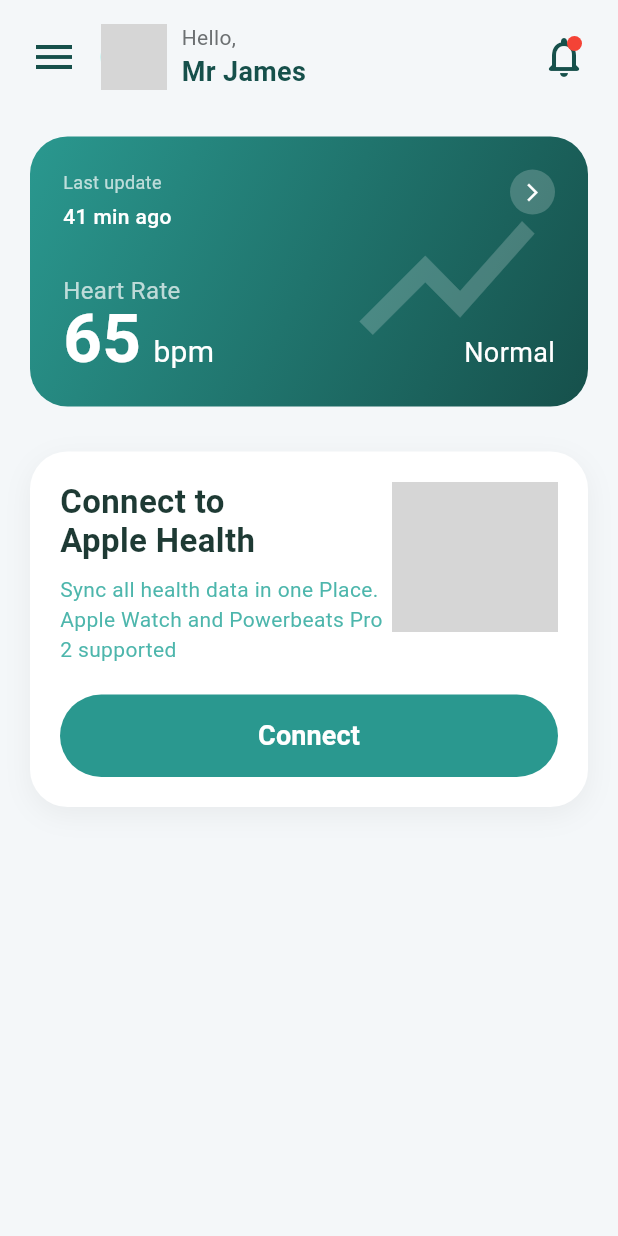
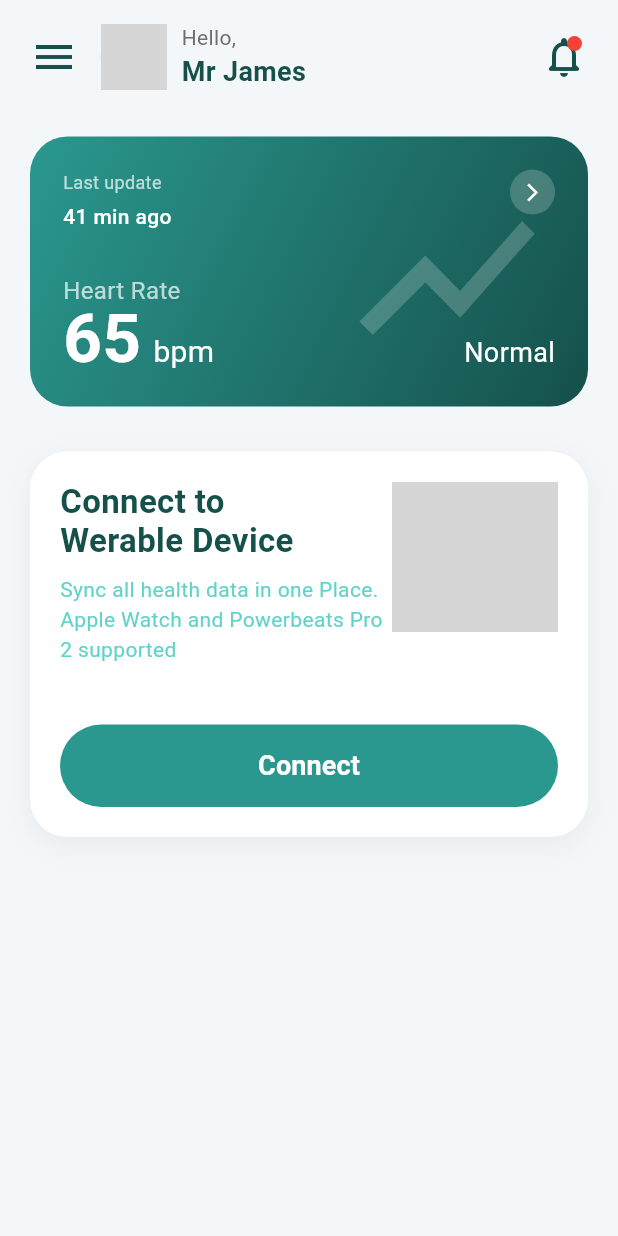
Before and after one commit to BeshoyGeorgee/medi_cloud, a Flutter app: the PatientHomeView screen opened directly, on a phone screen of 412 x 824 dp. Run offline on Flutter 3.47's test engine with Material 3 defaults, Android fonts, the phone set to English and light mode, and no system bars; our stand-ins replace bloc, flutter_bloc; network calls fail; Roboto replaces fonts that are missing (Google Sans); grey boxes are pictures that could not be loaded.

Commit message:
connect WD done

```diff
--- /dev/null
+++ b/lib/Core/utils/widgets/custom_button.dart
@@ -0,0 +1,45 @@
+import 'package:flutter/material.dart';
+import 'package:medi_cloud_app/Core/utils/textStyles.dart';
+import 'package:medi_cloud_app/constant.dart';
+
+class CustomButton extends StatelessWidget {
+  final String text;
+  final VoidCallback onPressed;
+  final Color? backgroundColor;
+  final Color? textColor;
+
+  const CustomButton({
+    super.key,
+    required this.text,
+    required this.onPressed,
+    this.backgroundColor, // Optional: override default background color
+    this.textColor,       // Optional: override default text color
+  });
+
+  @override
+  Widget build(BuildContext context) {
+    return SizedBox(
+      width: double.infinity,
+      // Fixed height to maintain consistency across all app buttons
+      height: 55,
+      child: ElevatedButton(
+        onPressed: onPressed,
+        style: ElevatedButton.styleFrom(
+          // Fallback to kSecondaryColor if no custom background color is provided
+          backgroundColor: backgroundColor ?? kPrimaryColor,
+          shape: RoundedRectangleBorder(
+            borderRadius: BorderRadius.circular(30),
+          ),
+          elevation: 0,
+        ),
+        child: Text(
+          text,
+          style: Styles.textStyle18Bold.copyWith(
+            // Fallback to white if no custom text color is provided
+            color: textColor ?? Colors.white,
+          ),
+        ),
+      ),
+    );
+  }
+}
--- a/lib/constant.dart
+++ b/lib/constant.dart
@@ -6,6 +6,8 @@ import 'package:flutter/material.dart';
 const Color kPrimaryColor = Color(0xFF2A988F);
 // SHAD of Primary Color
 const Color kShadePrimaryColor = Color(0xFF16504B);
+// The light shade of the primary color
+const Color kLightPrimaryColor = Color(0xFF5FD3C9);
 //Secondary Color:
 const Color kSecondaryColor = Color(0xFF425C9E);
 //Background Color:
--- a/lib/features/Patient Home/Presentation/views/widgets/connect_wearable_device.dart
+++ b/lib/features/Patient Home/Presentation/views/widgets/connect_wearable_device.dart
@@ -1,4 +1,6 @@
 import 'package:flutter/material.dart';
+import 'package:medi_cloud_app/Core/utils/textStyles.dart';
+import 'package:medi_cloud_app/Core/utils/widgets/custom_button.dart';
 import 'package:medi_cloud_app/constant.dart';
 
 class ConnectWerableDevice extends StatelessWidget {
@@ -11,84 +13,55 @@ class ConnectWerableDevice extends StatelessWidget {
       padding: const EdgeInsets.all(20),
       decoration: BoxDecoration(
         color: Colors.white,
-        borderRadius: BorderRadius.circular(25),
-        // Subtle shadow to elevate the card from the background
-        boxShadow: [
-          BoxShadow(
-            color: Colors.black.withOpacity(0.05),
-            blurRadius: 15,
-            offset: const Offset(0, 5),
-          ),
-        ],
+        borderRadius: AppDecorations.borderRadius25, // استخدام البوردر الموحد
+        boxShadow: [AppDecorations.defaultShadow], // استخدام الشادو الموحد
       ),
       child: Column(
         children: [
           Row(
             crossAxisAlignment: CrossAxisAlignment.start,
             children: [
-              // Information Section
               Expanded(
                 flex: 2,
                 child: Column(
                   crossAxisAlignment: CrossAxisAlignment.start,
                   children: [
-                    const Text(
-                      'Connect to\nApple Health',
-                      style: TextStyle(
-                        fontSize: 22,
-                        fontWeight: FontWeight.bold,
-                        color: Color(0xFF1E3A34),
+                    Text(
+                      'Connect to\nWerable Device',
+                      style: Styles.textStyle22Bold.copyWith(
+                        color: kShadePrimaryColor,
                         height: 1.2,
                       ),
                     ),
                     const SizedBox(height: 10),
                     Text(
                       'Sync all health data in one Place. Apple Watch and Powerbeats Pro 2 supported',
-                      style: TextStyle(
-                        fontSize: 14,
-                        color: Colors.teal.shade300,
+                      style: Styles.textStyle14.copyWith(
+                        color: kLightPrimaryColor,
                         height: 1.4,
                       ),
                     ),
                   ],
                 ),
               ),
-              // Wearable Device Image Section
               Expanded(
                 flex: 1,
                 child: Image.network(
                   'https://ouch-cdn2.icons8.com/mO_p9-8y9E-kYq1Xz1Xz1Xz1Xz1Xz1Xz1Xz1Xz1Xz1Xz.png',
                   height: 100,
-                  fit: BoxFit.contain,
+                  fit: BoxFit.cover,
                 ),
               ),
             ],
           ),
           const SizedBox(height: 20),
-          // Action Button
-          SizedBox(
-            width: double.infinity,
-            height: 55,
-            child: ElevatedButton(
-              onPressed: () {
-                // Future: Integration with health fitness APIs
-              },
-              style: ElevatedButton.styleFrom(
-                backgroundColor: kPrimaryColor,
-                shape: RoundedRectangleBorder(
-                  borderRadius: BorderRadius.circular(30),
-                ),
-                elevation: 0,
-              ),
-              child: const Text(
-                'Connect',
-                style: TextStyle(
-                  color: Colors.white,
-                  fontSize: 18,
-                  fontWeight: FontWeight.bold,
-                ),
-              ),
-            ),
+          const SizedBox(height: 20),
+          // --- Action Button (Using our Reusable CustomButton) ---
+          CustomButton(
+            text: 'Connect',
+            onPressed: () {
+              debugPrint('Connect Button Pressed!');
+            },
           ),
         ],
       ),
```
